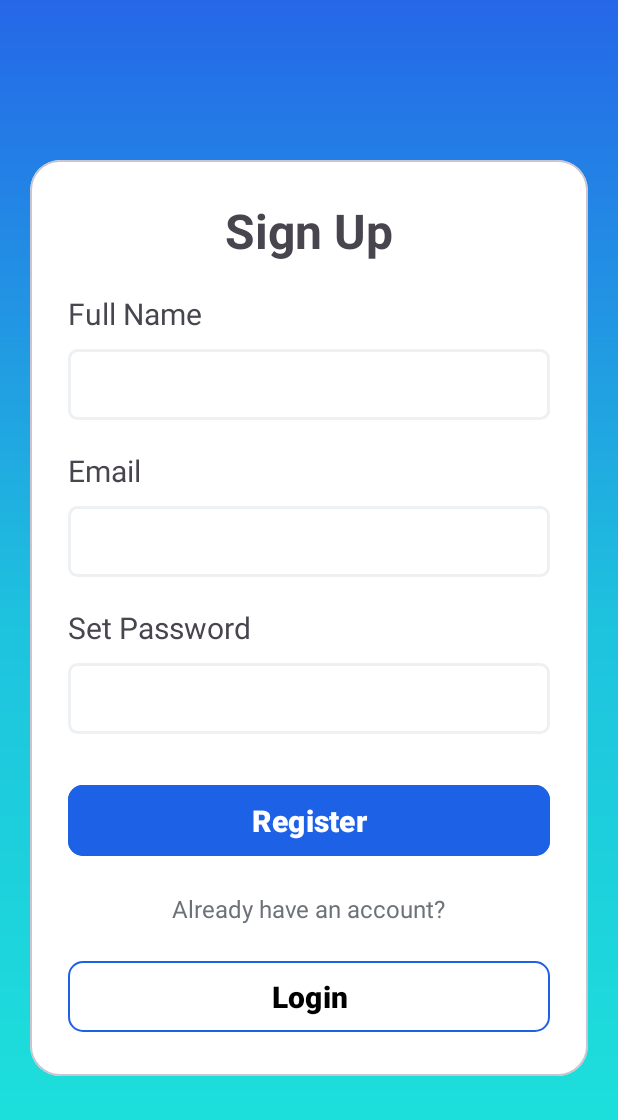
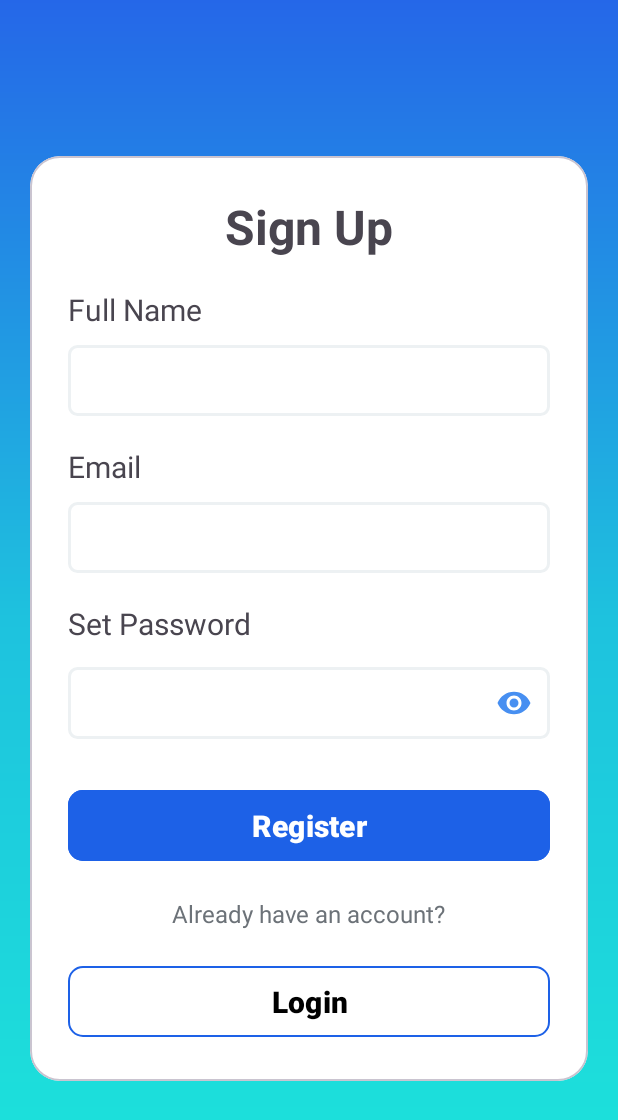
Before and after one commit to Ravivarma14/RealEstate-Application, an Android app: the SignUpActivity screen opened directly, with no data from a screen before it, on a phone screen of 412 x 824 dp. Shown: the top 1120 px of the screen. Run offline under Robolectric (Android 15) with nearby library versions, the phone set to English and light mode, and no system bars.

Commit message:
password hide show added

```diff
--- a/app/src/main/res/layout/activity_sign_up.xml
+++ b/app/src/main/res/layout/activity_sign_up.xml
@@ -77,14 +77,22 @@
                 android:layout_marginBottom="10dp"
                 android:textSize="20sp"/>
 
-            <EditText
+            <com.google.android.material.textfield.TextInputLayout
                 android:layout_height="wrap_content"
                 android:layout_width="match_parent"
-                android:id="@+id/et_password"
+                app:passwordToggleEnabled="true"
+                app:passwordToggleTint="@color/selected_toggle_bg_color">
+            <com.google.android.material.textfield.TextInputEditText
+                android:layout_width="match_parent"
+                android:layout_height="match_parent"
                 android:textSize="20sp"
                 android:padding="10dp"
-                android:background="@drawable/edittext_border_style"/>
+                android:inputType="textPassword"
+                android:background="@drawable/edittext_border_style"
+                android:id="@+id/et_password"
+                android:ems="15"/>
 
+        </com.google.android.material.textfield.TextInputLayout>
 
             <com.google.android.material.button.MaterialButton
                 android:id="@+id/btn_signup"
```
Also changed, not shown: app/src/main/res/layout/activity_login.xml (+11 -3 lines), 1 other file.
